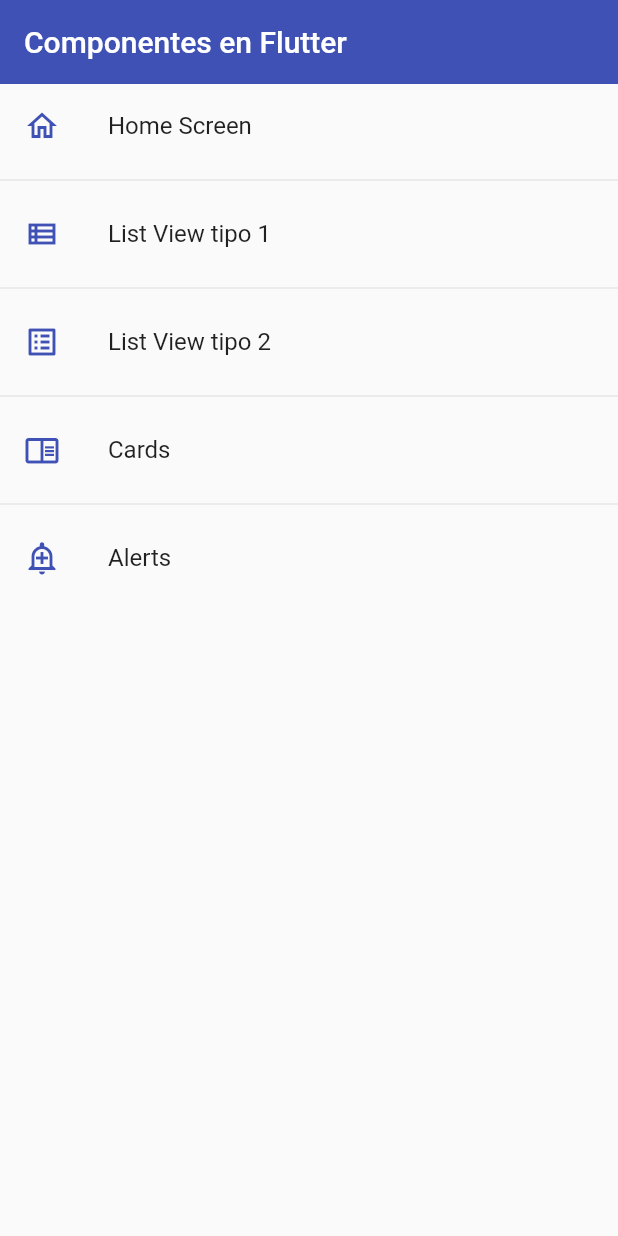
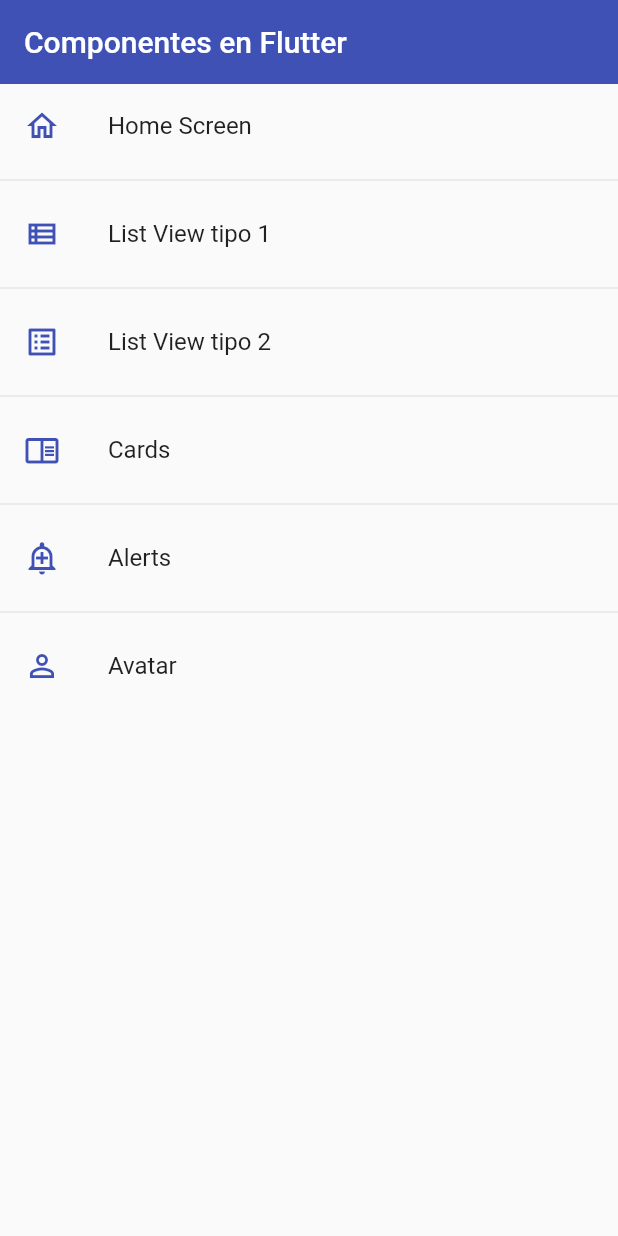
Before and after one commit to Marc-PS/fl_components, a Flutter app: the screen it shows after launch, on a phone screen of 412 x 824 dp. Run offline on Flutter 3.47's test engine with Material 2 defaults, Android fonts, the phone set to English and light mode, and no system bars.

Commit message:
Alerts and Avatar

```diff
--- a/lib/router/app_routes.dart
+++ b/lib/router/app_routes.dart
@@ -11,7 +11,8 @@ class AppRoutes {
      MenuOption(route: 'listView1', name: 'List View tipo 1', screen: ListView1Screen(), icon: Icons.view_list_outlined),
      MenuOption(route: 'listView2', name: 'List View tipo 2', screen: ListView2Screen(), icon: Icons.list_alt_outlined),
      MenuOption(route: 'card', name: 'Cards', screen: CardScreen(), icon: Icons.chrome_reader_mode_outlined),
-     MenuOption(route: 'alert', name: 'Alerts', screen: AlertScreen(), icon: Icons.add_alert_outlined)
+     MenuOption(route: 'alert', name: 'Alerts', screen: AlertScreen(), icon: Icons.add_alert_outlined),
+    MenuOption(route: 'avatar', name: 'Avatar', screen: AvatarScreen(), icon: Icons.person_outline_outlined)
    ];
 
   static Map<String, Widget Function(BuildContext)> getAppRoutes() {
--- a/lib/screens/screens.dart
+++ b/lib/screens/screens.dart
@@ -3,3 +3,4 @@ export 'card_screen.dart';
 export 'listView1_screen.dart';
 export 'listView2_screen.dart';
 export 'home_screen.dart';
+export 'package:fl_components/screens/avatar_screen.dart';
--- a/lib/theme/app_theme.dart
+++ b/lib/theme/app_theme.dart
@@ -10,15 +10,55 @@ class AppTheme {
         elevation: 0,
       ),
       textButtonTheme:
-          TextButtonThemeData(style: TextButton.styleFrom(primary: primary)));
+          TextButtonThemeData(style: TextButton.styleFrom(primary: primary)
+      ),
+
+      //FloatingActionButtons
+      floatingActionButtonTheme: const FloatingActionButtonThemeData(
+        backgroundColor: primary,
+        elevation: 5,
+      ),
+
+      //ElevatedButtons
+      elevatedButtonTheme: ElevatedButtonThemeData(
+        style: ElevatedButton.styleFrom(
+          primary: primary,
+          shape: const StadiumBorder(),
+          elevation: 0
+        )
+      )
+
+  );
 
   static final ThemeData darkTheme = ThemeData.dark().copyWith(
       primaryColor: primary,
+      scaffoldBackgroundColor: Colors.black,
+
+      //AppBar Theme
       appBarTheme: const AppBarTheme(
         color: primary,
         elevation: 0,
       ),
-      scaffoldBackgroundColor: Colors.black,
+
+      //textButton Theme
       textButtonTheme:
-          TextButtonThemeData(style: TextButton.styleFrom(primary: primary)));
+          TextButtonThemeData(style: TextButton.styleFrom(primary: primary)
+      ),
+
+      //FloatingActionButtons
+      floatingActionButtonTheme: const FloatingActionButtonThemeData(
+        backgroundColor: primary,
+        elevation: 5,
+      ),
+
+      //ElevatedButtons
+      elevatedButtonTheme: ElevatedButtonThemeData(
+        style: ElevatedButton.styleFrom(
+          primary: primary,
+          shape: const StadiumBorder(),
+          elevation: 0
+        )
+      )
+
+  );
 }
```
Also changed, not shown: lib/screens/alert_screen.dart (+78 -2 lines), lib/screens/avatar_screen.dart (added, +30 -0 lines).
